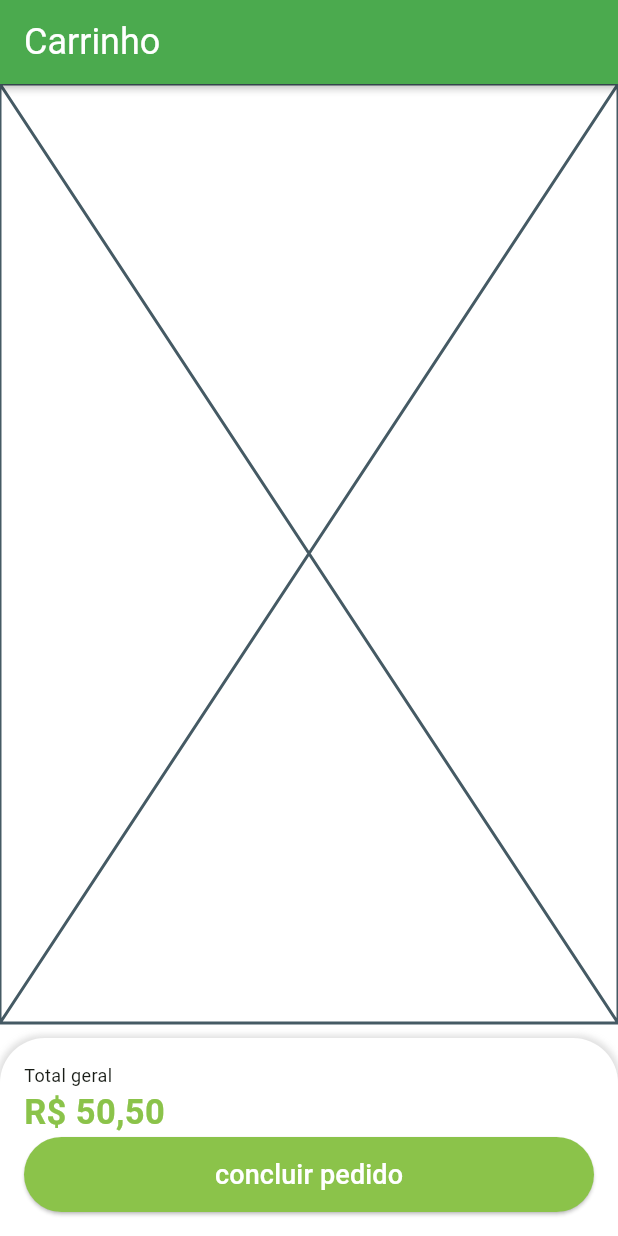
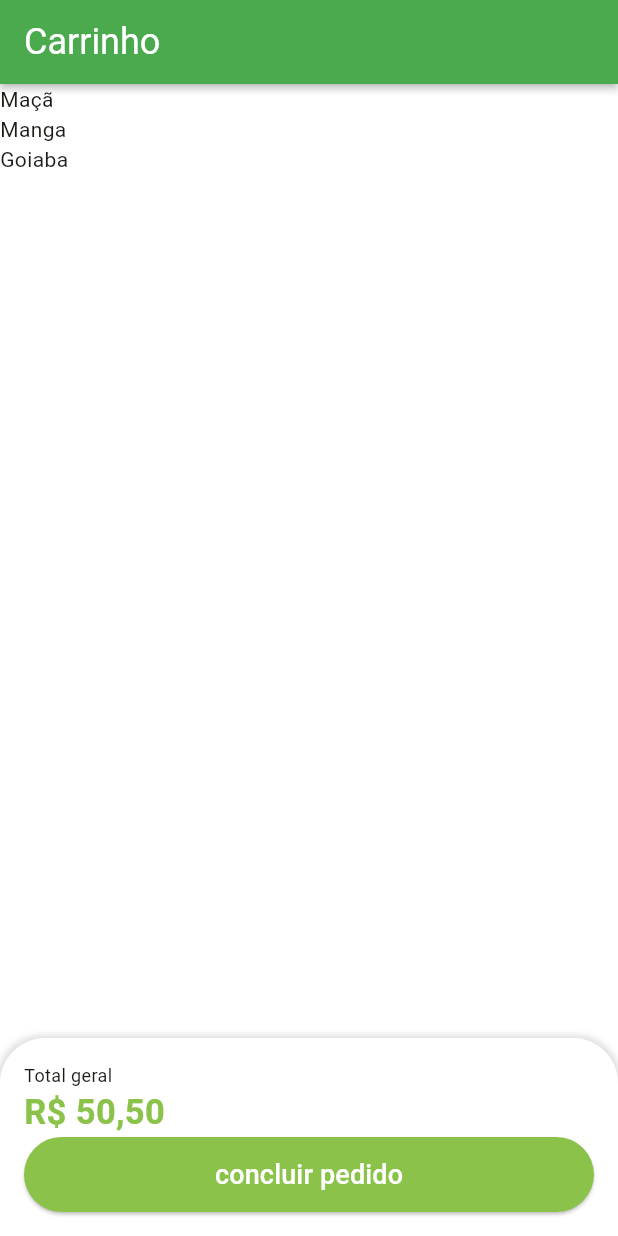
Before and after one commit to LMThomaz/greengrocer, a Flutter app: the CartTab screen opened directly, on a phone screen of 412 x 824 dp. Run offline on Flutter 3.47's test engine with Material 2 defaults, Android fonts, the phone set to English and light mode, and no system bars; our stand-ins replace animated_text_kit, mask_text_input_formatter.

```diff
--- a/lib/src/config/app_data.dart
+++ b/lib/src/config/app_data.dart
@@ -1,3 +1,4 @@
+import 'package:greengrocer/src/models/cart_item_model.dart';
 import 'package:greengrocer/src/models/item_model.dart';
 
 ItemModel apple = ItemModel(
@@ -71,3 +72,9 @@ List<String> categories = [
   'Temperos',
   'Cereais',
 ];
+
+List<CartItemModel> cartItems = [
+  CartItemModel(item: apple, quantity: 2),
+  CartItemModel(item: mango, quantity: 1),
+  CartItemModel(item: guava, quantity: 3),
+];
--- a/lib/src/pages/cart/cart_tab.dart
+++ b/lib/src/pages/cart/cart_tab.dart
@@ -1,4 +1,5 @@
 import 'package:flutter/material.dart';
+import 'package:greengrocer/src/config/app_data.dart' as appData;
 import 'package:greengrocer/src/config/custom_colors.dart';
 import 'package:greengrocer/src/services/utils_services.dart';
 
@@ -15,11 +16,13 @@ class CartTab extends StatelessWidget {
       ),
       body: Column(
         children: [
-          const Expanded(
-            child: Placeholder(),
-          ),
-          const SizedBox(
-            height: 10,
+          Expanded(
+            child: ListView.builder(
+              itemCount: appData.cartItems.length,
+              itemBuilder: (_, index) {
+                return Text(appData.cartItems[index].item.itemName);
+              },
+            ),
           ),
           Container(
             padding: const EdgeInsets.all(16),
```
Also changed, not shown: lib/src/models/cart_item_model.dart (added, +11 -0 lines).
